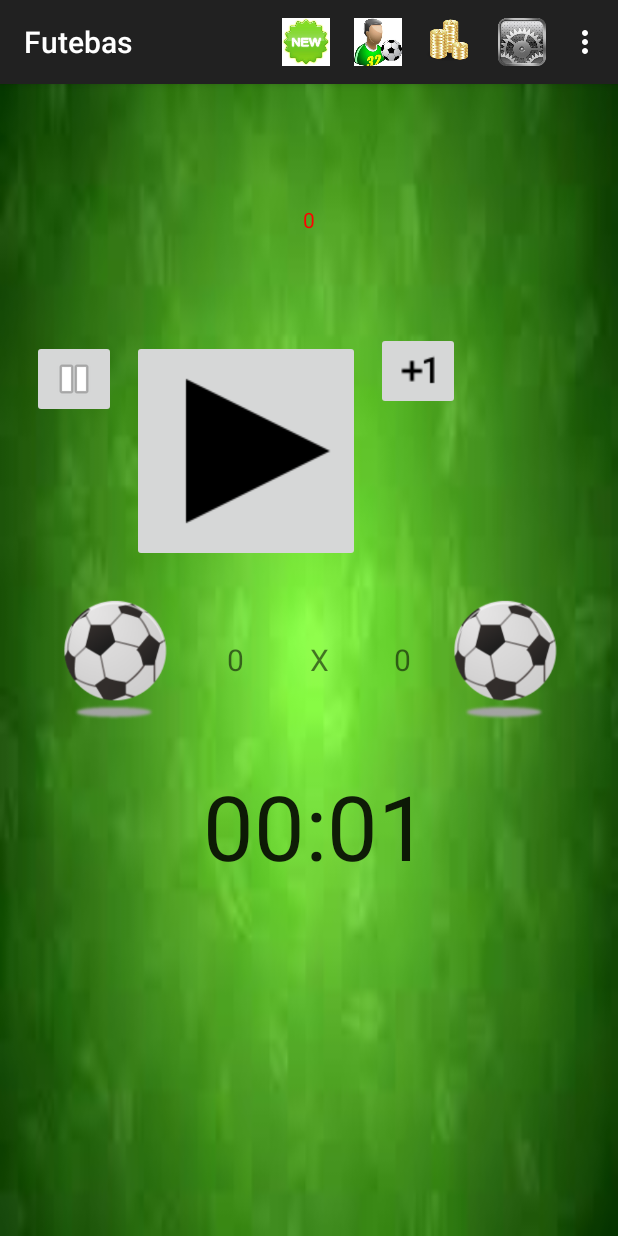
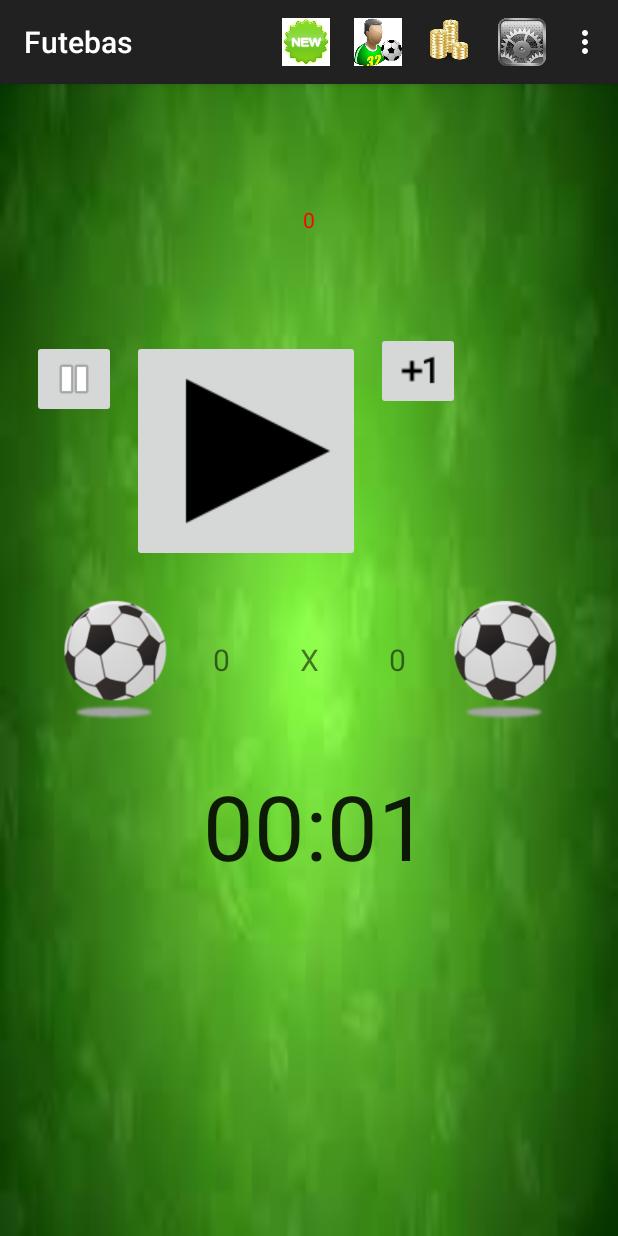
Before and after one commit to IESBSinvas/Fruitebas2, an Android app: the screen it shows after launch (MainFutebasActivity), after a tap on an icon or button, on a phone screen of 412 x 824 dp. Run offline under Robolectric (Android 15) with nearby library versions, the light colour scheme and no system bars.

Commit message:
Persistência:
Recupera eveno em andamento;
Recupera Partida em Andamento;
Persiste partida a cada evento (gol, mudança de estado, etc)

```diff
--- a/app/src/main/java/aplicativo/milreuelima/iesb/com/br/futebas/Atividades/MainFutebasActivity.java
+++ b/app/src/main/java/aplicativo/milreuelima/iesb/com/br/futebas/Atividades/MainFutebasActivity.java
@@ -60,16 +60,20 @@ public class MainFutebasActivity extends AppCompatActivity {
         btnStart.setEnabled(true);
         btnAcrescimo.setEnabled(false);
 
-
         // implemntacao cronometro
-
        cronometro.setOnChronometerTickListener(new Chronometer.OnChronometerTickListener() {
            @Override
            public void onChronometerTick(Chronometer chronometer) {
 
+               long tempoDecorrido = (SystemClock.elapsedRealtime() - cronometro.getBase());
 
-               final long horaAtual = ((SystemClock.elapsedRealtime() - cronometro.getBase()) / 1000) / 60;
+               final long horaAtual = (tempoDecorrido / 1000) / 60;
 
+               try {
+                   mainFutebas.setaTempoDecorridoPartida(tempoDecorrido);
+               } catch (GenericBusinessException e) {
+                   trataGenericBusinessException(e);
+               }
 
                btnAcrescimo.setOnClickListener(new View.OnClickListener() {
                    @Override
@@ -110,6 +114,9 @@ public class MainFutebasActivity extends AppCompatActivity {
                 try {
                     mainFutebas.iniciaPartida(); //SBL
 
+                    reiniciaPartida(tempoPausado);
+
+/*
                     if (click) {
                         cronometro.setBase(SystemClock.elapsedRealtime() - tempoPausado);
                         // Som de apito
@@ -121,6 +128,7 @@ public class MainFutebasActivity extends AppCompatActivity {
                     btnPause.setEnabled(true);
                     btnStart.setEnabled(false);
                     btnAcrescimo.setEnabled(true);
+*/
                 } catch (PartidaEstadoInvalidoException e) {
                     trataGenericBusinessException(e);
                 }
@@ -171,9 +179,12 @@ public class MainFutebasActivity extends AppCompatActivity {
                 //placarCasaContadoer = placarCasaContadoer + 1;
                 try {
                     mainFutebas.registraGol(mainFutebas.CONST_ID_TIME_A, 0);
-                    placarCasaContadoer = mainFutebas.getPlacarPartidaCorrente().getGolsA();
 
-                    textoPlacarCasa.setText(" " + placarCasaContadoer + " ");
+                    atualizaTela();
+
+                    //placarCasaContadoer = mainFutebas.getPlacarPartidaCorrente().getGolsA();
+
+                    //textoPlacarCasa.setText(" " + placarCasaContadoer + " ");
                 } catch (GenericBusinessException e) {
                     trataGenericBusinessException(e);
                 }
@@ -186,14 +197,26 @@ public class MainFutebasActivity extends AppCompatActivity {
                 //placarVisitanteContador = placarVisitanteContador + 1;
                 try {
                     mainFutebas.registraGol(mainFutebas.CONST_ID_TIME_B, 0);
-                    placarVisitanteContador = mainFutebas.getPlacarPartidaCorrente().getGolsB();
 
-                    textoPlacarVisitante.setText(" " + placarVisitanteContador + " ");
+                    atualizaTela();
+                    //placarVisitanteContador = mainFutebas.getPlacarPartidaCorrente().getGolsB();
+
+                    //textoPlacarVisitante.setText(" " + placarVisitanteContador + " ");
                 } catch (GenericBusinessException e) {
                     trataGenericBusinessException(e);
                 }
             }
         });
+
+        atualizaTela(); // necessário pq o jogo pode ter sido recarregado a partir da base de dados.
+
+        if (mainFutebas.getEstadoPartidaCorrente() == EstadoPartida.INICIADA){
+            try {
+                reiniciaPartida(mainFutebas.retornaTempoDecorridoPartida());
+            }catch (Exception e){
+                e.printStackTrace();
+            }
+        }
     }
 
     @Override
@@ -248,6 +271,36 @@ public class MainFutebasActivity extends AppCompatActivity {
         return super.onOptionsItemSelected(item);
     }
 
+    private void atualizaTela(){
+
+        final TextView textoPlacarCasa = (TextView) findViewById(R.id.placarCasa);
+        final TextView textoPlacarVisitante = (TextView) findViewById(R.id.placarVisitante);
+
+        textoPlacarCasa.setText(" " + mainFutebas.getPlacarPartidaCorrente().getGolsA() + " ");
+        textoPlacarVisitante.setText(" " + mainFutebas.getPlacarPartidaCorrente().getGolsB() + " ");
+    }
+
+    private void reiniciaPartida(long tempoInicio){
+
+        final Chronometer cronometro = (Chronometer) findViewById(R.id.chronometer);
+        final ImageButton btnStart = (ImageButton) findViewById(R.id.play);
+        final ImageButton btnPause = (ImageButton) findViewById(R.id.pause);
+        final ImageButton btnAcrescimo = (ImageButton) findViewById(R.id.Acrescimo);
+
+
+        if (click) {
+            cronometro.setBase(SystemClock.elapsedRealtime() - tempoInicio);
+            // Som de apito
+            MediaPlayer player = MediaPlayer.create(MainFutebasActivity.this, R.raw.apitodefutebol);
+            player.start();
+
+        }
+        cronometro.start();
+        btnPause.setEnabled(true);
+        btnStart.setEnabled(false);
+        btnAcrescimo.setEnabled(true);
+    }
+
     private void trataGenericBusinessException(Exception e){
         e.printStackTrace();
         Toast.makeText(MainFutebasActivity.this, e.getMessage(), Toast.LENGTH_LONG).show();
--- a/app/src/main/java/aplicativo/milreuelima/iesb/com/br/futebas/core/DatabaseHelper.java
+++ b/app/src/main/java/aplicativo/milreuelima/iesb/com/br/futebas/core/DatabaseHelper.java
@@ -52,7 +52,7 @@ public class DatabaseHelper extends SQLiteOpenHelper {
             db.execSQL("CREATE TABLE IF NOT EXISTS jogador_time (posicao_fila_time INTEGER, id_jogador INTEGER, id_time INTEGER);");
 
             db.execSQL("CREATE TABLE IF NOT EXISTS partida (_id INTEGER PRIMARY KEY, id_evento INTEGER, id_time_a INTEGER, id_time_b INTEGER, data LONG, hora_inicio LONG, hora_fim LONG, " +
-                    "gols_time_a INTEGER, gols_time_b INTEGER, estado INTEGER, hora_fim_previsto LONG);");
+                    "gols_time_a INTEGER, gols_time_b INTEGER, estado INTEGER, hora_fim_previsto LONG, tempo_decorrido LONG);");
 
         }catch (Exception e){
             Toast.makeText(this.context, "Ocorreu um erro ao criar estruturas de dados. " + e.getMessage(), Toast.LENGTH_LONG).show();
@@ -138,7 +138,7 @@ public class DatabaseHelper extends SQLiteOpenHelper {
 
         try {
 
-            cursorPartida = db.rawQuery("SELECT _id, id_time_a, id_time_b, hora_inicio, hora_fim, gols_time_a, gols_time_b, estado, hora_fim_previsto FROM partida WHERE id_evento = " +
+            cursorPartida = db.rawQuery("SELECT _id, id_time_a, id_time_b, hora_inicio, hora_fim, gols_time_a, gols_time_b, estado, hora_fim_previsto, tempo_decorrido FROM partida WHERE id_evento = " +
                                          idEvento + " AND estado IN (" + retornaInClauseEstados(listaEstados) + ") ORDER BY hora_inicio DESC", null);
             cursorPartida.moveToFirst();
 
@@ -152,6 +152,11 @@ public class DatabaseHelper extends SQLiteOpenHelper {
                 retorno = new Partida(cursorPartida.getInt(0), placar, EstadoPartida.values()[cursorPartida.getInt(7)], timeA, timeB, new Date(cursorPartida.getLong(3)));
                 if (!cursorPartida.isNull(8)) {
                     retorno.setHoraFimPrevisto(new Date(cursorPartida.getLong(8)));
+                }
+                if (!cursorPartida.isNull(9)) {
+                    retorno.setTempoDecorrido(new Date(cursorPartida.getLong(9)));
+                }else{
+                    retorno.setTempoDecorrido(new Date(0));
                 }
             }else{
 
@@ -195,6 +200,9 @@ public class DatabaseHelper extends SQLiteOpenHelper {
                     value.put("hora_fim_previsto", partida.getHoraFimPrevisto().getTime());
                 }
 
+                if (partida.getTempoDecorrido() != null){
+                    value.put("tempo_decorrido", partida.getTempoDecorrido().getTime());
+                }
                 result =  db.update("partida", value, "_id =" + partida.getId(), null );
 
                 if (result == -1) {
@@ -219,6 +227,10 @@ public class DatabaseHelper extends SQLiteOpenHelper {
                 value.put("estado", partida.getEstado().getId());
                 if (partida.getHoraFimPrevisto() != null){
                     value.put("hora_fim_previsto", partida.getHoraFimPrevisto().getTime());
+                }
+
+                if (partida.getTempoDecorrido() != null){
+                    value.put("tempo_decorrido", partida.getTempoDecorrido().getTime());
                 }
 
                 result = db.insert("partida", null, value);
--- a/app/src/main/java/aplicativo/milreuelima/iesb/com/br/futebas/core/MainRules.java
+++ b/app/src/main/java/aplicativo/milreuelima/iesb/com/br/futebas/core/MainRules.java
@@ -1,6 +1,7 @@
 package aplicativo.milreuelima.iesb.com.br.futebas.core;
 
 import java.util.ArrayList;
+import java.util.Date;
 import java.util.List;
 
 import aplicativo.milreuelima.iesb.com.br.futebas.entidades.AcaoPartida;
@@ -135,9 +136,10 @@ public class MainRules {
     }
 
     public void registraGol(int idTime, int idJogador) throws GenericBusinessException {
-        if (idTime == this.partidaCorrente.getTimeA().getId()){
+        if (this.partidaCorrente.getEstado() == EstadoPartida.INICIADA) {
+            if (idTime == this.partidaCorrente.getTimeA().getId()) {
                 this.partidaCorrente.registrarGolTimeA(idJogador);
-        }else{
+            } else {
                 this.partidaCorrente.registrarGolTimeB(idJogador);
             }
 
@@ -145,6 +147,7 @@ public class MainRules {
                 partidaCorrente = dbHelper.gravaPartidaEvento(partidaCorrente, eventoCorrente);
             } catch (GenericDatabaseException e) {
                 throw new GenericBusinessException(e.getMessage());
+            }
         }
     }
 
@@ -158,6 +161,19 @@ public class MainRules {
         //TODO: escrever o código que busca no BD aqui
 
         return retorno;
+    }
+
+    public long retornaTempoDecorridoPartida(){
+        return this.partidaCorrente.getTempoDecorrido().getTime();
+    }
+
+    public void setaTempoDecorridoPartida(long tempo) throws GenericBusinessException {
+        this.partidaCorrente.setTempoDecorrido(new Date(tempo));
+        try {
+            partidaCorrente = dbHelper.gravaPartidaEvento(partidaCorrente, eventoCorrente);
+        } catch (GenericDatabaseException e) {
+            throw new GenericBusinessException(e.getMessage());
+        }
     }
 
     //Avalia se já está na hora de encerrar esta partida
--- a/app/src/main/java/aplicativo/milreuelima/iesb/com/br/futebas/entidades/Partida.java
+++ b/app/src/main/java/aplicativo/milreuelima/iesb/com/br/futebas/entidades/Partida.java
@@ -18,6 +18,7 @@ public class Partida {
     private Date horaFimPrevisto;
     private Placar placar;
     private EstadoPartida estado;
+    private Date tempoDecorrido;
 
     public Partida(int id){
         //Se foi instanciada uma nova partida, coloca automaticamente seu estado inicial;
@@ -77,6 +78,15 @@ public class Partida {
         }
 
     }
+
+    public Date getTempoDecorrido() {
+        return tempoDecorrido;
+    }
+
+    public void setTempoDecorrido(Date tempoDecorrido) {
+        this.tempoDecorrido = tempoDecorrido;
+    }
+
 
     public Placar getPlacar() {
         //Não retorna o placar diretamente para que nineguém possa alterar o placar externamente.
@@ -154,6 +164,10 @@ public class Partida {
        }
     }
 
+    private void calculaTempoDecorrido(){
+        //this.tempoDecorrido = (java.util.Date().getTime()) - this.horaInicio;
+       // java.util.Calendar.
+    }
     public void desfazUltimoGol(){
         this.placar.desfazerJogada();
     }
```
Lines whose indentation alone changed are shown as unchanged.
